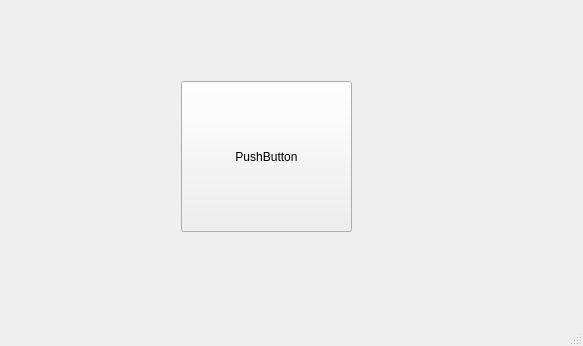
kkdlau/COMP2012H-OPERATION-H, file mainwindow.ui: the form before one commit.
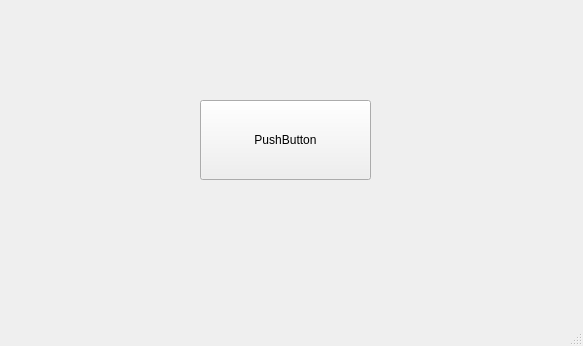
The form after the commit.

What changed in the file:
```diff
--- a/mainwindow.ui
+++ b/mainwindow.ui
@@ -14,18 +14,36 @@
    <string>MainWindow</string>
   </property>
   <widget class="QWidget" name="centralwidget">
-   <widget class="QPushButton" name="pushButton">
+   <widget class="QWidget" name="verticalLayoutWidget">
     <property name="geometry">
      <rect>
-      <x>181</x>
-      <y>81</y>
+      <x>200</x>
+      <y>100</y>
       <width>171</width>
-      <height>151</height>
+      <height>80</height>
      </rect>
     </property>
-    <property name="text">
-     <string>PushButton</string>
-    </property>
+    <layout class="QVBoxLayout" name="verticalLayout">
+     <item>
+      <widget class="QPushButton" name="pushButton">
+       <property name="minimumSize">
+        <size>
+         <width>171</width>
+         <height>0</height>
+        </size>
+       </property>
+       <property name="maximumSize">
+        <size>
+         <width>171</width>
+         <height>151</height>
+        </size>
+       </property>
+       <property name="text">
+        <string>PushButton</string>
+       </property>
+      </widget>
+     </item>
+    </layout>
    </widget>
   </widget>
   <widget class="QMenuBar" name="menubar">
```
